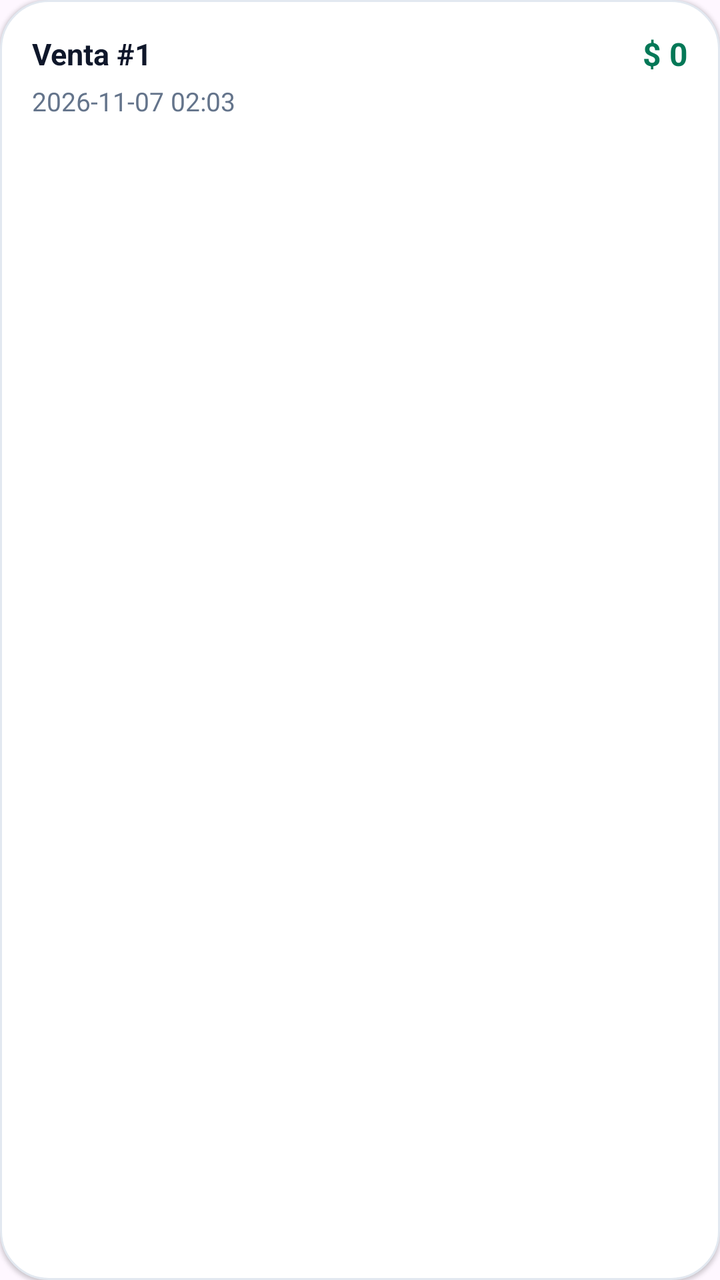
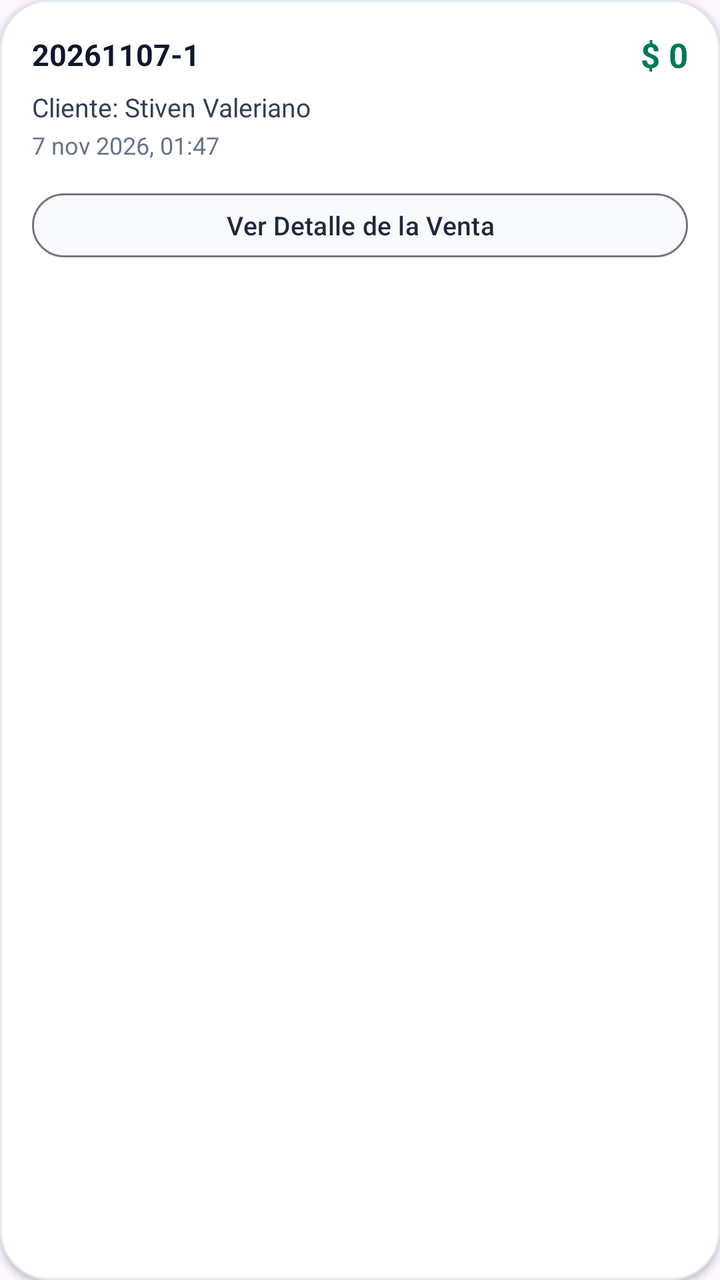

Compare the two renders of this Android layout. The source of the first and the diff that turns it into the second are given below.
<!-- AndroidManifest.xml: application theme Theme.Bookstoreandroid -->
<!-- res/layout/item_sale_card.xml -->
<?xml version="1.0" encoding="utf-8"?>
<LinearLayout xmlns:android="http://schemas.android.com/apk/res/android"
    android:layout_width="match_parent"
    android:layout_height="wrap_content"
    android:layout_marginBottom="10dp"
    android:background="@drawable/bg_card_white"
    android:elevation="1dp"
    android:orientation="vertical"
    android:padding="16dp">

    <LinearLayout
        android:layout_width="match_parent"
        android:layout_height="wrap_content"
        android:gravity="center_vertical"
        android:orientation="horizontal">

        <TextView
            android:id="@+id/tvSaleNumber"
            android:layout_width="0dp"
            android:layout_height="wrap_content"
            android:layout_weight="1"
            android:text="Venta #1"
            android:textColor="@color/slate_900"
            android:textSize="15sp"
            android:textStyle="bold" />

        <TextView
            android:id="@+id/tvSaleTotal"
            android:layout_width="wrap_content"
            android:layout_height="wrap_content"
            android:text="$ 0"
            android:textColor="@color/emerald_700"
            android:textSize="16sp"
            android:textStyle="bold" />
    </LinearLayout>

    <TextView
        android:id="@+id/tvSaleDate"
        android:layout_width="wrap_content"
        android:layout_height="wrap_content"
        android:layout_marginTop="4dp"
        android:text="2026-11-07 02:03"
        android:textColor="@color/slate_500"
        android:textSize="13sp" />
</LinearLayout>
<!-- resources referenced by this layout -->
<resources>
  <color name="emerald_700">#047857</color>
  <color name="slate_500">#64748B</color>
  <color name="slate_900">#0F172A</color>
  <!-- drawable bg_card_white (drawable) -->
  <?xml version="1.0" encoding="utf-8"?>
  <shape xmlns:android="http://schemas.android.com/apk/res/android"
      android:shape="rectangle">
      <solid android:color="@color/white" />
      <corners android:radius="24dp" />
      <stroke
          android:width="1dp"
          android:color="@color/slate_200" />
  </shape>
  <style name="Theme.Bookstoreandroid" parent="Base.Theme.Bookstoreandroid" />
  <color name="white">#FFFFFFFF</color>
  <color name="slate_200">#E2E8F0</color>
  <style name="Base.Theme.Bookstoreandroid" parent="Theme.Material3.DayNight.NoActionBar">
          
          
      </style>
</resources>

<!-- the commit's change to res/layout/item_sale_card.xml (unified diff, before → after) -->
@@ -2,12 +2,13 @@
 <LinearLayout xmlns:android="http://schemas.android.com/apk/res/android"
     android:layout_width="match_parent"
     android:layout_height="wrap_content"
-    android:layout_marginBottom="10dp"
+    android:layout_marginBottom="12dp"
     android:background="@drawable/bg_card_white"
-    android:elevation="1dp"
+    android:elevation="2dp"
     android:orientation="vertical"
     android:padding="16dp">
 
+    
     <LinearLayout
         android:layout_width="match_parent"
         android:layout_height="wrap_content"
@@ -19,7 +20,7 @@
             android:layout_width="0dp"
             android:layout_height="wrap_content"
             android:layout_weight="1"
-            android:text="Venta #1"
+            android:text="20261107-1"
             android:textColor="@color/slate_900"
             android:textSize="15sp"
             android:textStyle="bold" />
@@ -30,16 +31,40 @@
             android:layout_height="wrap_content"
             android:text="$ 0"
             android:textColor="@color/emerald_700"
-            android:textSize="16sp"
+            android:textSize="17sp"
             android:textStyle="bold" />
     </LinearLayout>
 
+    
+    <TextView
+        android:id="@+id/tvSaleClient"
+        android:layout_width="wrap_content"
+        android:layout_height="wrap_content"
+        android:layout_marginTop="6dp"
+        android:text="Cliente: Stiven Valeriano"
+        android:textColor="@color/slate_700"
+        android:textSize="13sp" />
+
+    
     <TextView
         android:id="@+id/tvSaleDate"
         android:layout_width="wrap_content"
         android:layout_height="wrap_content"
-        android:layout_marginTop="4dp"
-        android:text="2026-11-07 02:03"
+        android:layout_marginTop="2dp"
+        android:text="7 nov 2026, 01:47"
         android:textColor="@color/slate_500"
+        android:textSize="12sp" />
+
+    
+    <Button
+        android:id="@+id/btnViewDetails"
+        style="?attr/materialButtonOutlinedStyle"
+        android:layout_width="match_parent"
+        android:layout_height="40dp"
+        android:layout_marginTop="12dp"
+        android:backgroundTint="@color/slate_50"
+        android:text="Ver Detalle de la Venta"
+        android:textAllCaps="false"
+        android:textColor="@color/slate_800"
         android:textSize="13sp" />
 </LinearLayout>
<!-- resource entries referenced after the edit -->
@@ -1,7 +1,10 @@
 <!-- resources referenced by this layout -->
 <resources>
   <color name="emerald_700">#047857</color>
+  <color name="slate_50">#F8FAFC</color>
   <color name="slate_500">#64748B</color>
+  <color name="slate_700">#334155</color>
+  <color name="slate_800">#1E293B</color>
   <color name="slate_900">#0F172A</color>
   <!-- drawable bg_card_white (drawable) -->
   <?xml version="1.0" encoding="utf-8"?>
